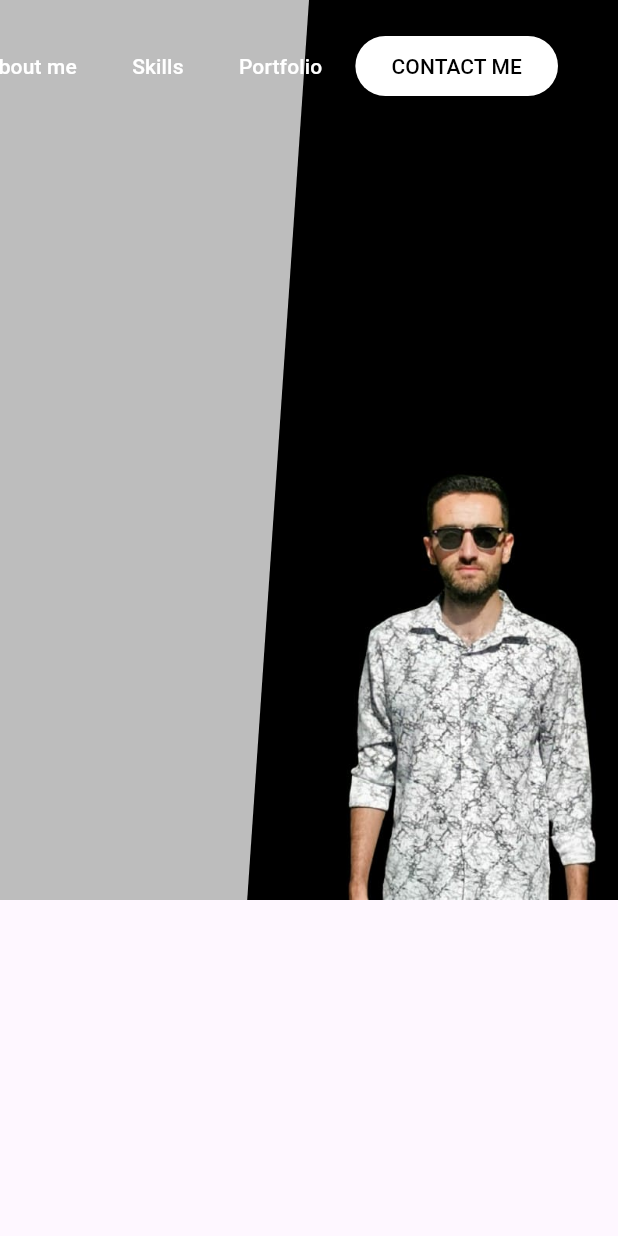
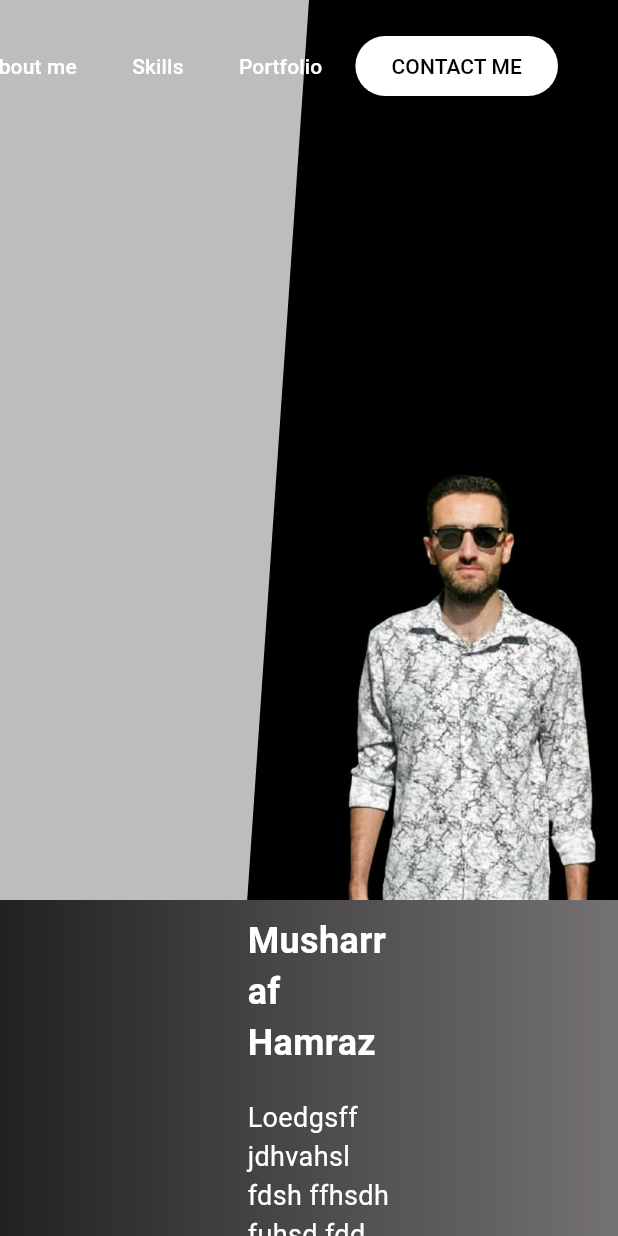
Before and after one commit to musharrafhamraz/Flutter-Web-My-Portfolio, a Flutter app: the screen it shows after launch, on a phone screen of 412 x 824 dp. Run offline on Flutter 3.47's test engine with Material 3 defaults, Android fonts, the phone set to English and light mode, and no system bars.

Commit message:
read more section done.

```diff
--- a/lib/main.dart
+++ b/lib/main.dart
@@ -1,6 +1,7 @@
 import 'package:flutter/material.dart';
 import 'package:flutter_web_plugins/url_strategy.dart';
 import 'package:my_portfolio/sections/header_section.dart';
+import 'package:my_portfolio/sections/read_more_section.dart';
 
 void main() {
   usePathUrlStrategy();
@@ -37,6 +38,10 @@ class HomePage extends StatelessWidget {
           crossAxisAlignment: CrossAxisAlignment.start,
           children: [
             HeaderSection(),
+            ReadMoreSection(),
+            SizedBox(
+              height: 100,
+            )
           ],
         ),
       ),
--- /dev/null
+++ b/lib/sections/read_more_section.dart
@@ -0,0 +1,81 @@
+import 'package:flutter/material.dart';
+
+class ReadMoreSection extends StatelessWidget {
+  const ReadMoreSection({super.key});
+
+  @override
+  Widget build(BuildContext context) {
+    return Container(
+      padding: const EdgeInsets.only(left: 10, bottom: 10, top: 10),
+      decoration: const BoxDecoration(
+          gradient: LinearGradient(colors: [Colors.black87, Colors.black54])),
+      child: Row(
+        children: [
+          Container(
+            width: 5,
+            height: 250,
+            decoration: const BoxDecoration(
+              color: Colors.white,
+            ),
+          ),
+          const SizedBox(width: 150),
+          Expanded(
+            child: Column(
+              crossAxisAlignment: CrossAxisAlignment.start,
+              mainAxisAlignment: MainAxisAlignment.spaceEvenly,
+              children: [
+                const Text(
+                  'Musharraf Hamraz',
+                  style: TextStyle(
+                      fontSize: 24.0,
+                      fontWeight: FontWeight.w600,
+                      color: Colors.white),
+                ),
+                const SizedBox(height: 20),
+                const Text(
+                  'Loedgsff jdhvahsl  fdsh ffhsdhfuhsd fdd fhdssfjkdshlf f fflf f  dfhadshfhdhsfah;dksjf ds, fhasdkjfbdsjk dfbasdhfbdsfjkhkdfasd kvvd kdbvuliahduifbd  ff hdioufdnv mc,v sdhfah sdifsflvm,cx.hv fnidfrgfkgshdfhvdnv  dfvdfldsjfoiudv ddv uib yrfiahifouerfhdsk rfij',
+                  style: TextStyle(
+                      fontSize: 18.0,
+                      fontWeight: FontWeight.w400,
+                      color: Colors.white),
+                ),
+                const SizedBox(height: 20),
+                GestureDetector(
+                  onTap: () {},
+                  child: Container(
+                    width: 130,
+                    height: 50,
+                    decoration: const BoxDecoration(
+                      color: Colors.transparent,
+                      border: Border(
+                        left: BorderSide(
+                          color: Colors.white, // Set your desired color
+                          width: 2.0, // Set your desired width
+                        ),
+                        right: BorderSide(
+                          color: Colors.white, // Set your desired color
+                          width: 2.0, // Set your desired width
+                        ),
+                        top: BorderSide.none, // No border on top
+                        bottom: BorderSide.none, // No border on bottom
+                      ),
+                    ),
+                    child: const Center(
+                      child: Text(
+                        'READ MORE',
+                        style: TextStyle(color: Colors.white),
+                      ),
+                    ),
+                  ),
+                ),
+              ],
+            ),
+          ),
+          const SizedBox(
+            width: 150,
+          )
+        ],
+      ),
+    );
+  }
+}
```
Also changed, not shown: lib/assets/readme.jpg (added).
